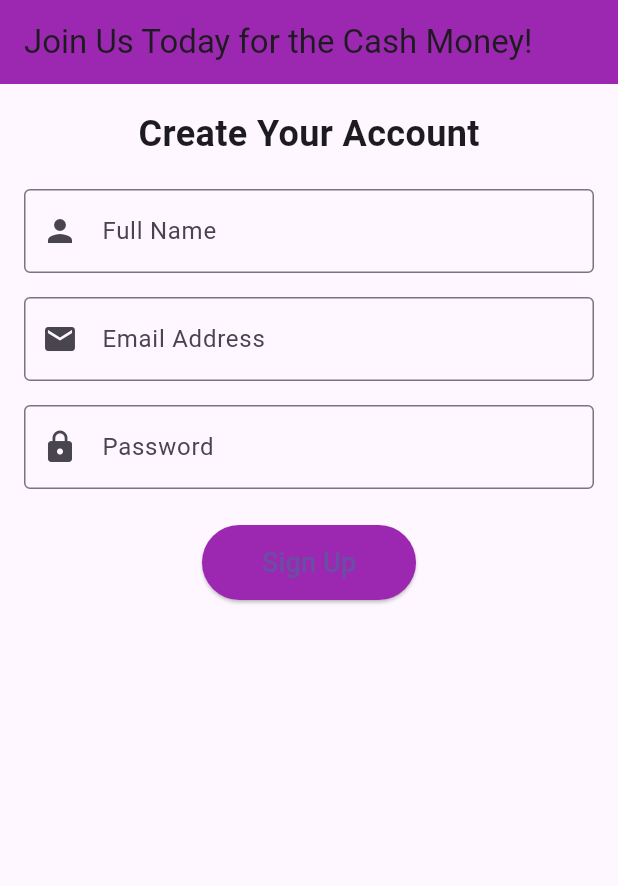
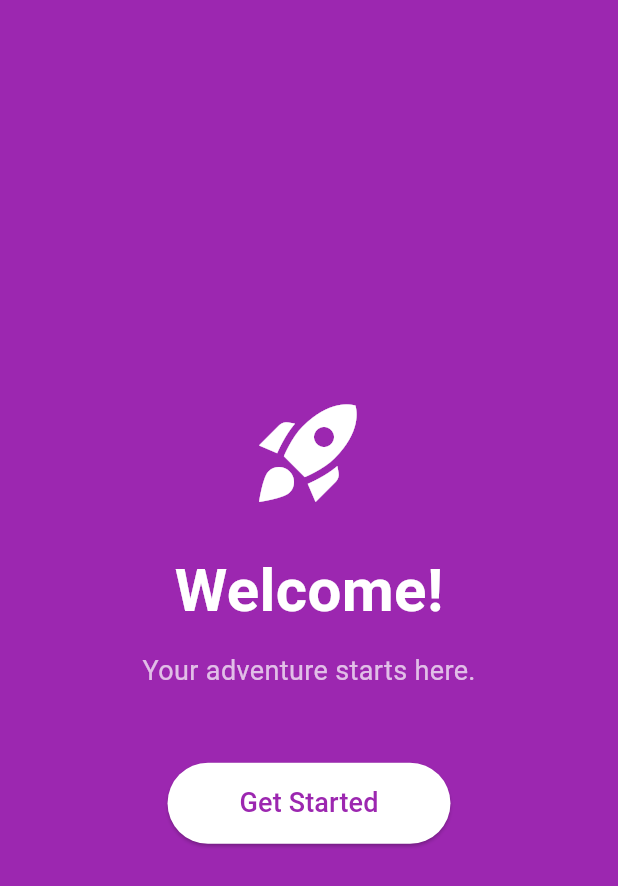
Before and after one commit to imabox2k-hub/inclass9p1, a Flutter app: the screen it shows after launch, on a phone screen of 412 x 824 dp. Shown: the top 886 px of the screen. Run offline on Flutter 3.47's test engine with Material 3 defaults, Android fonts, the phone set to English and light mode, and no system bars; drawn by our look-alikes of animated_text_kit; our stand-ins replace confetti.

Commit message:
New Main.dart File

```diff
--- a/lib/main.dart
+++ b/lib/main.dart
@@ -1,129 +1,18 @@
 import 'package:flutter/material.dart';
+import 'screens/welcome_screen.dart';
 
 void main() {
-  runApp(const MyApp());
+  runApp(const SignupAdventureApp());
 }
 
-class MyApp extends StatelessWidget {
-  const MyApp({super.key});
+class SignupAdventureApp extends StatelessWidget {
+  const SignupAdventureApp({super.key});
 
   @override
   Widget build(BuildContext context) {
     return MaterialApp(
-      title: 'Fun Signup App',
-      theme: ThemeData(primarySwatch: Colors.purple),
-      home: const SignupPage(),
+      debugShowCheckedModeBanner: false,
+      home: const WelcomeScreen(),
     );
   }
 }
-
-class SignupPage extends StatefulWidget {
-  const SignupPage({super.key});
-
-  @override
-  State<SignupPage> createState() => _SignupPageState();
-}
-
-class _SignupPageState extends State<SignupPage> {
-  final _formKey = GlobalKey<FormState>();
-  final TextEditingController _nameController = TextEditingController();
-  final TextEditingController _emailController = TextEditingController();
-  final TextEditingController _passwordController = TextEditingController();
-
-  @override
-  Widget build(BuildContext context) {
-    return Scaffold(
-      appBar: AppBar(
-        title: const Text('Join Us Today for the Cash Money!'),
-        backgroundColor: Colors.purple,
-      ),
-      body: Padding(
-        padding: const EdgeInsets.all(16.0),
-        child: Form(
-          key: _formKey,
-          child: Column(
-            children: [
-              const Text(
-                'Create Your Account',
-                style: TextStyle(fontSize: 24, fontWeight: FontWeight.bold),
-              ),
-              const SizedBox(height: 20),
-              TextFormField(
-                controller: _nameController,
-                decoration: const InputDecoration(
-                  labelText: 'Full Name',
-                  prefixIcon: Icon(Icons.person),
-                  border: OutlineInputBorder(),
-                ),
-                validator: (value) {
-                  if (value == null || value.isEmpty) {
-                    return 'Please enter your name';
-                  }
-                  return null;
-                },
-              ),
-              const SizedBox(height: 16),
-              TextFormField(
-                controller: _emailController,
-                decoration: const InputDecoration(
-                  labelText: 'Email Address',
-                  prefixIcon: Icon(Icons.email),
-                  border: OutlineInputBorder(),
-                ),
-                validator: (value) {
-                  if (value == null || value.isEmpty) {
-                    return 'Please enter your email';
-                  }
-                  if (!value.contains('@')) {
-                    return 'Please enter a valid email';
-                  }
-                  return null;
-                },
-              ),
-              const SizedBox(height: 16),
-              TextFormField(
-                controller: _passwordController,
-                obscureText: true,
-                decoration: const InputDecoration(
-                  labelText: 'Password',
-                  prefixIcon: Icon(Icons.lock),
-                  border: OutlineInputBorder(),
-                ),
-                validator: (value) {
-                  if (value == null || value.isEmpty) {
-                    return 'Please enter a password';
-                  }
-                  if (value.length < 6) {
-                    return 'Password must be at least 6 characters';
-                  }
-                  return null;
-                },
-              ),
-              const SizedBox(height: 24),
-              ElevatedButton(
-                onPressed: () {
-                  if (_formKey.currentState!.validate()) {
-                    ScaffoldMessenger.of(context).showSnackBar(
-                      const SnackBar(
-                        content: Text('Welcome! Account created successfully.'),
-                        backgroundColor: Colors.green,
-                      ),
-                    );
-                  }
-                },
-                style: ElevatedButton.styleFrom(
-                  backgroundColor: Colors.purple,
-                  padding: const EdgeInsets.symmetric(
-                    horizontal: 40,
-                    vertical: 12,
-                  ),
-                ),
-                child: const Text('Sign Up', style: TextStyle(fontSize: 18)),
-              ),
-            ],
-          ),
-        ),
-      ),
-    );
-  }
-}
--- a/lib/screens/welcome_screen.dart
+++ b/lib/screens/welcome_screen.dart
@@ -0,0 +1,60 @@
+import 'package:flutter/material.dart';
+import 'package:animated_text_kit/animated_text_kit.dart';
+import 'signup_screen.dart';
+
+class WelcomeScreen extends StatelessWidget {
+  const WelcomeScreen({super.key});
+
+  @override
+  Widget build(BuildContext context) {
+    return Scaffold(
+      backgroundColor: Colors.purple,
+      body: Center(
+        child: Column(
+          mainAxisAlignment: MainAxisAlignment.center,
+          children: [
+            const Icon(Icons.rocket_launch, size: 80, color: Colors.white),
+            const SizedBox(height: 24),
+            AnimatedTextKit(
+              animatedTexts: [
+                TypewriterAnimatedText(
+                  'Welcome!',
+                  textStyle: const TextStyle(
+                    fontSize: 40,
+                    fontWeight: FontWeight.bold,
+                    color: Colors.white,
+                  ),
+                  speed: const Duration(milliseconds: 120),
+                ),
+              ],
+              totalRepeatCount: 1,
+            ),
+            const SizedBox(height: 12),
+            const Text(
+              'Your adventure starts here.',
+              style: TextStyle(fontSize: 18, color: Colors.white70),
+            ),
+            const SizedBox(height: 48),
+            ElevatedButton(
+              onPressed: () {
+                Navigator.push(
+                  context,
+                  MaterialPageRoute(builder: (_) => const SignupScreen()),
+                );
+              },
+              style: ElevatedButton.styleFrom(
+                backgroundColor: Colors.white,
+                foregroundColor: Colors.purple,
+                padding: const EdgeInsets.symmetric(
+                  horizontal: 48,
+                  vertical: 14,
+                ),
+              ),
+              child: const Text('Get Started', style: TextStyle(fontSize: 18)),
+            ),
+          ],
+        ),
+      ),
+    );
+  }
+}
```
Also changed, not shown: lib/screens/signup_screen.dart (+242 -0 lines).
